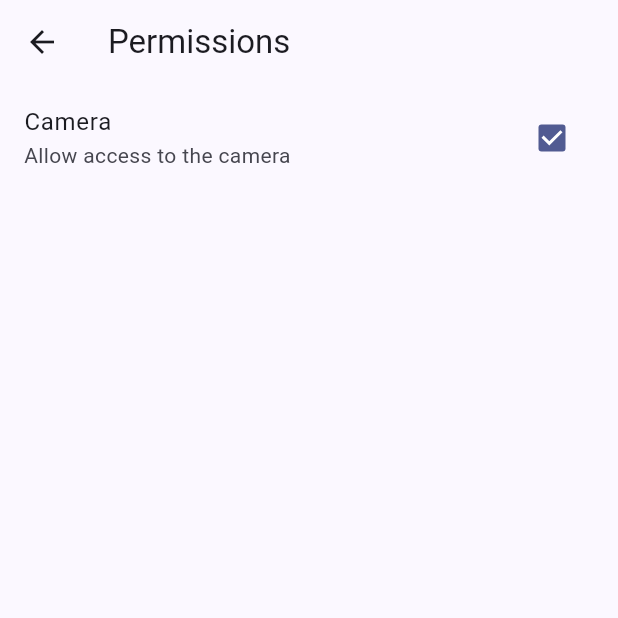
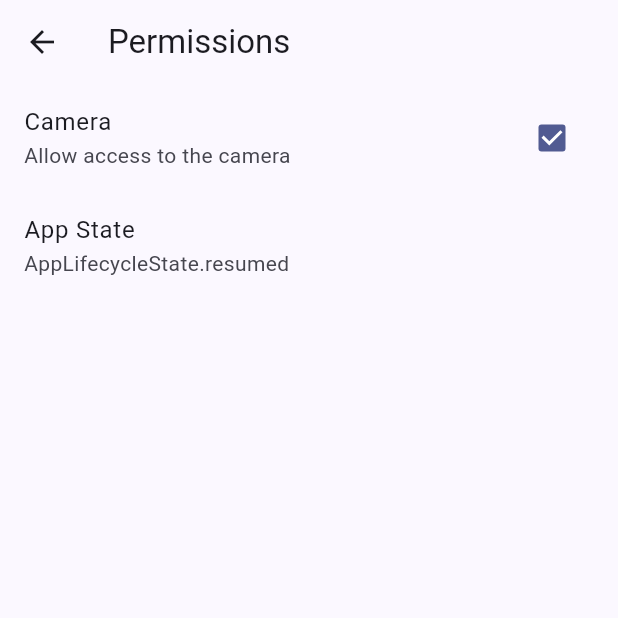
Before and after one commit to franzcmarcelo/flutter_permission_manager_app, a Flutter app: the screen it shows after launch, after a tap on the "settings" icon, on a phone screen of 412 x 824 dp, the top half of it. Run offline on Flutter 3.47's test engine with Material 3 defaults, Android fonts, the phone set to English and light mode, and no system bars; our stand-ins replace flutter_riverpod, go_router, google_fonts.

Commit message:
add appStateProvider with riverpod

```diff
--- a/lib/main.dart
+++ b/lib/main.dart
@@ -1,19 +1,24 @@
 import 'package:flutter/material.dart';
+import 'package:flutter_riverpod/flutter_riverpod.dart';
 import 'package:flutter_permission_manager_app/config/config.dart';
-
+import 'package:flutter_permission_manager_app/presentation/providers/providers.dart';
 void main() {
-  runApp(const MainApp());
+  runApp(
+    const ProviderScope(
+      child: MainApp()
+    )
+  );
 }
 
-class MainApp extends StatefulWidget {
+class MainApp extends ConsumerStatefulWidget {
 
   const MainApp({super.key});
 
   @override
-  State<MainApp> createState() => _MainAppState();
+  MainAppState createState() => MainAppState();
 }
 
-class _MainAppState extends State<MainApp> with WidgetsBindingObserver {
+class MainAppState extends ConsumerState<MainApp> with WidgetsBindingObserver {
 
   @override
   void initState() {
@@ -29,16 +34,7 @@ class _MainAppState extends State<MainApp> with WidgetsBindingObserver {
 
   @override
   void didChangeAppLifecycleState(AppLifecycleState state) {
-    // TODO: implement didChangeAppLifecycleState
-    print('State: $state');
-    /*
-      | State | visible | foreground | background | user input | description |
-      |-------|---------|------------|------------|------------| |
-      | resumed | true | true | false | true | The app is visible, went from background to foreground, responding to user input. |
-      | inactive | true | true | false | false | The app is visible, is in the foreground but not responding to user input (out of focus). |
-      | paused | false | false | true | false | The app is not visible, was sent to the background, and not responding to user input. |
-      | detached | false | false | false | false | The app is still hosted on a flutter engine but is detached from any host views. |
-    */
+    ref.read(appStateProvider.notifier).state = state;
     super.didChangeAppLifecycleState(state);
   }
 
--- /dev/null
+++ b/lib/presentation/providers/app_state_provider.dart
@@ -0,0 +1,17 @@
+import 'package:flutter/material.dart';
+import 'package:flutter_riverpod/flutter_riverpod.dart';
+
+/*
+  didChangeAppLifecycleState:
+
+  | State | visible | foreground | background | user input | description |
+  |-------|---------|------------|------------|------------| |
+  | resumed | true | true | false | true | The app is visible, went from background to foreground, responding to user input. |
+  | inactive | true | true | false | false | The app is visible, is in the foreground but not responding to user input (out of focus). |
+  | paused | false | false | true | false | The app is not visible, was sent to the background, and not responding to user input. |
+  | detached | false | false | false | false | The app is still hosted on a flutter engine but is detached from any host views. |
+*/
+
+final appStateProvider = StateProvider<AppLifecycleState>((ref) {
+  return AppLifecycleState.resumed;
+});
--- /dev/null
+++ b/lib/presentation/providers/providers.dart
@@ -0,0 +1 @@
+export 'app_state_provider.dart';
--- a/lib/presentation/screens/permissions/permissions_screen.dart
+++ b/lib/presentation/screens/permissions/permissions_screen.dart
@@ -1,4 +1,6 @@
 import 'package:flutter/material.dart';
+import 'package:flutter_permission_manager_app/presentation/providers/providers.dart';
+import 'package:flutter_riverpod/flutter_riverpod.dart';
 
 class PermissionsScreen extends StatelessWidget {
 
@@ -15,12 +17,15 @@ class PermissionsScreen extends StatelessWidget {
   }
 }
 
-class _PermissionsView extends StatelessWidget {
+class _PermissionsView extends ConsumerWidget {
 
   const _PermissionsView();
 
   @override
-  Widget build(BuildContext context) {
+  Widget build(BuildContext context, ref) {
+
+    final appState = ref.watch(appStateProvider);
+
     return ListView(
       children: [
         CheckboxListTile(
@@ -29,6 +34,10 @@ class _PermissionsView extends StatelessWidget {
           subtitle: const Text('Allow access to the camera'),
           onChanged: (value){},
         ),
+        ListTile(
+          title: const Text('App State'),
+          subtitle: Text('$appState'),
+        ),
       ]
     );
   }
--- a/pubspec.yaml
+++ b/pubspec.yaml
@@ -9,6 +9,7 @@ environment:
 dependencies:
   flutter:
     sdk: flutter
+  flutter_riverpod: ^2.5.1
   go_router: ^13.2.4
   google_fonts: ^6.2.1
 
```
Also changed, not shown: pubspec.lock.
